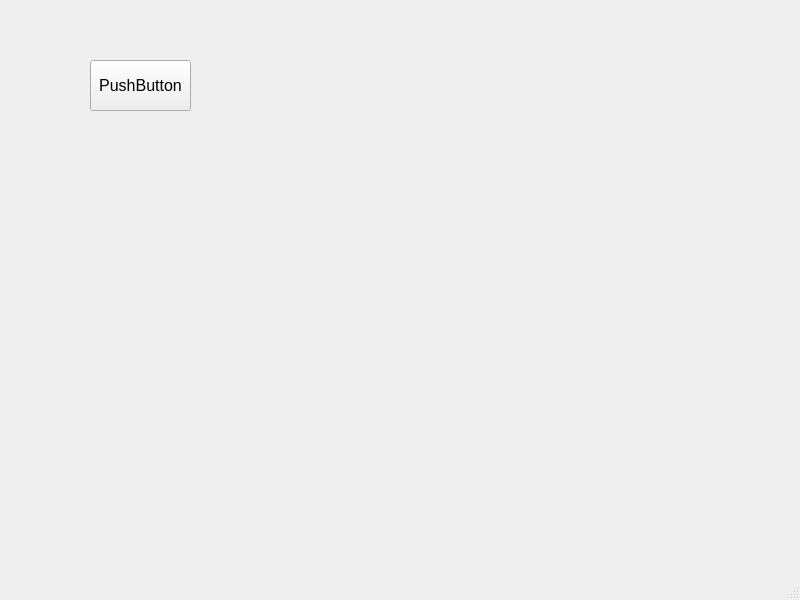
The window that MainUI.ui (UHong-Zeng/PyLife) describes before a commit, drawn with Qt 5.
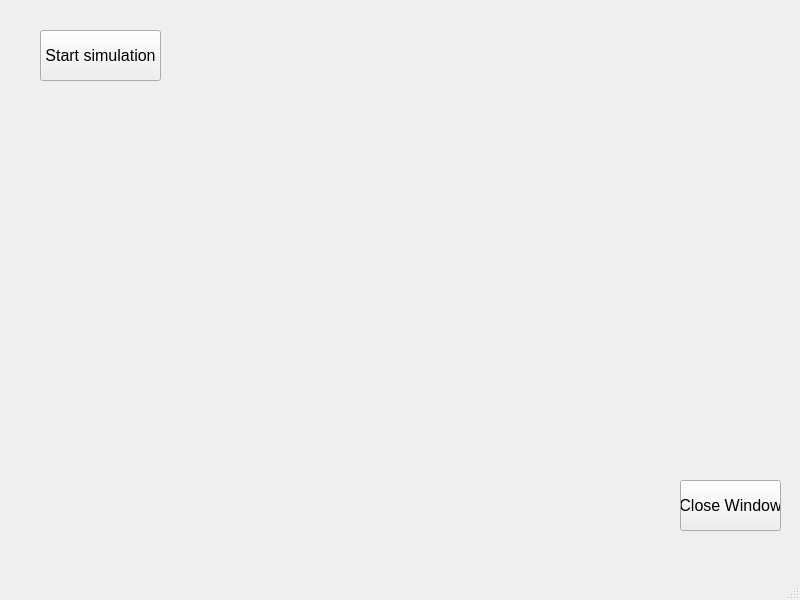
The same window after the commit.

Commit message: 1.FlipFlop simulation 2.Close window

What changed in the file:
```diff
--- a/MainUI.ui
+++ b/MainUI.ui
@@ -22,14 +22,27 @@
    <widget class="QPushButton" name="pushButton">
     <property name="geometry">
      <rect>
-      <x>90</x>
-      <y>60</y>
+      <x>680</x>
+      <y>480</y>
       <width>101</width>
       <height>51</height>
      </rect>
     </property>
     <property name="text">
-     <string>PushButton</string>
+     <string>Close Window</string>
+    </property>
+   </widget>
+   <widget class="QPushButton" name="pushButton_2">
+    <property name="geometry">
+     <rect>
+      <x>40</x>
+      <y>30</y>
+      <width>121</width>
+      <height>51</height>
+     </rect>
+    </property>
+    <property name="text">
+     <string>Start simulation</string>
     </property>
    </widget>
   </widget>
```
The commit also changes 4 other files.
